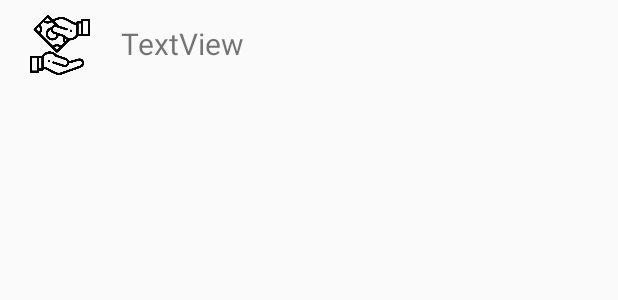
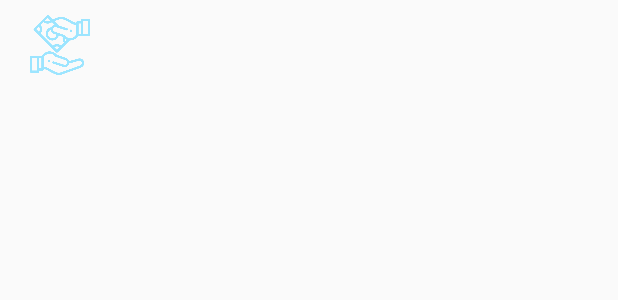
Before and after one commit to hussu97/SafeSplit, an Android app: the layout dashboard_list.xml on its own in the app's theme, with its tools: preview values and no code run, on a phone screen of 412 x 824 dp. Shown: the top 300 px of the screen. Run offline under Robolectric (Android 15) with nearby library versions, the phone set to English and light mode, and no system bars.

Commit message:
XML changes

```diff
--- a/app/src/main/AndroidManifest.xml
+++ b/app/src/main/AndroidManifest.xml
@@ -28,6 +28,7 @@
         <activity android:name=".AddUsers"></activity>
         <activity android:name=".AddBill"/>
         <activity android:name=".paidByActivity"></activity>
+
     </application>
 
 </manifest>
--- a/app/src/main/java/com/example/b00063271/safesplit/CustomAdapter.java
+++ b/app/src/main/java/com/example/b00063271/safesplit/CustomAdapter.java
@@ -48,7 +48,7 @@ public class CustomAdapter extends BaseAdapter{
         String activityEnd = result.get(position).split("-")[2];
         String descriptionFinal = activityStart + activityAmt + activityEnd;
         Spannable spannable = new SpannableString(descriptionFinal);
-        spannable.setSpan(new ForegroundColorSpan(Color.RED), activityStart.length(), (activityStart + activityAmt).length(), Spannable.SPAN_EXCLUSIVE_EXCLUSIVE);
+        spannable.setSpan(new ForegroundColorSpan(context.getResources().getColor(R.color.colorSecondary)), activityStart.length(), (activityStart + activityAmt).length(), Spannable.SPAN_EXCLUSIVE_EXCLUSIVE);
         holder.tv.setText(spannable, TextView.BufferType.SPANNABLE);
         holder.img.setImageResource(imageId.get(position));
         return rowView;
--- a/app/src/main/res/layout/dashboard_list.xml
+++ b/app/src/main/res/layout/dashboard_list.xml
@@ -18,17 +18,18 @@
             android:layout_marginLeft="20dp"
             android:layout_marginTop="10dp"
             app:srcCompat="@drawable/settle_up"
-            />
+            android:tint="@color/colorSecondary"/>
 
         <TextView
             android:id="@+id/dashboardItemTextView"
             android:layout_width="match_parent"
             android:layout_height="wrap_content"
+            android:layout_marginLeft="15dp"
             android:layout_marginTop="10dp"
-            android:layout_marginLeft="15dp"
             android:padding="5dp"
-            android:textSize="20sp"
-            android:text="TextView" />
+            android:text=""
+            android:textColor="@color/stage8"
+            android:textSize="20sp" />
 
     </LinearLayout>
 
--- a/app/src/main/res/layout/fragment_dashboard.xml
+++ b/app/src/main/res/layout/fragment_dashboard.xml
@@ -3,12 +3,13 @@
     xmlns:tools="http://schemas.android.com/tools"
     android:layout_width="match_parent"
     android:layout_height="match_parent"
-    tools:context=".DashboardFragment">
+    tools:context=".DashboardFragment"
+    android:background="@color/colorPrimaryDark">
 
     <ListView
         android:id="@+id/dashboardListView"
         android:layout_width="match_parent"
         android:layout_height="match_parent"
         android:padding="10dp"
-        android:layout_margin="10dp"/>
+        android:layout_margin="10dp" />
 </FrameLayout>
--- a/app/src/main/res/layout/fragment_friends_main.xml
+++ b/app/src/main/res/layout/fragment_friends_main.xml
@@ -16,7 +16,8 @@
         app:tabGravity="fill"
         app:tabMode="fixed"
         app:tabIndicatorColor="@color/colorSecondary"
-        app:tabTextColor="@color/colorSecondary">
+        app:tabTextColor="@color/colorSecondary"
+        app:tabTextAppearance="@style/customTabText">
 
         <com.google.android.material.tabs.TabItem
             android:id="@+id/owe_tab_item"
--- a/app/src/main/res/layout/money_owe_list.xml
+++ b/app/src/main/res/layout/money_owe_list.xml
@@ -40,8 +40,8 @@
 
         <ImageButton
             android:id="@+id/moneyOweSettleUp"
-            android:layout_width="40dp"
-            android:layout_height="40dp"
+            android:layout_width="60sp"
+            android:layout_height="60sp"
             android:adjustViewBounds="true"
             android:scaleType="fitCenter"
             app:srcCompat="@drawable/settle_up" />
--- a/app/src/main/res/values/styles.xml
+++ b/app/src/main/res/values/styles.xml
@@ -6,9 +6,12 @@
     <style name="MyActionBar" parent="@style/Theme.MaterialComponents.DayNight.DarkActionBar">
         <item name="android:titleTextStyle">@style/MyTextTitle</item>
     </style>
-
     <style name="MyTextTitle" parent="@style/TextAppearance.AppCompat.Widget.ActionBar.Title">
         <item name="android:textColor">@color/colorSecondary</item>
+    </style>
+
+    <style name="customTabText" parent="TextAppearance.Design.Tab">
+        <item name="android:textSize">36sp</item>
     </style>
 
     <style name="AppBarOverlay" parent="ThemeOverlay.AppCompat.Dark.ActionBar" />
```
